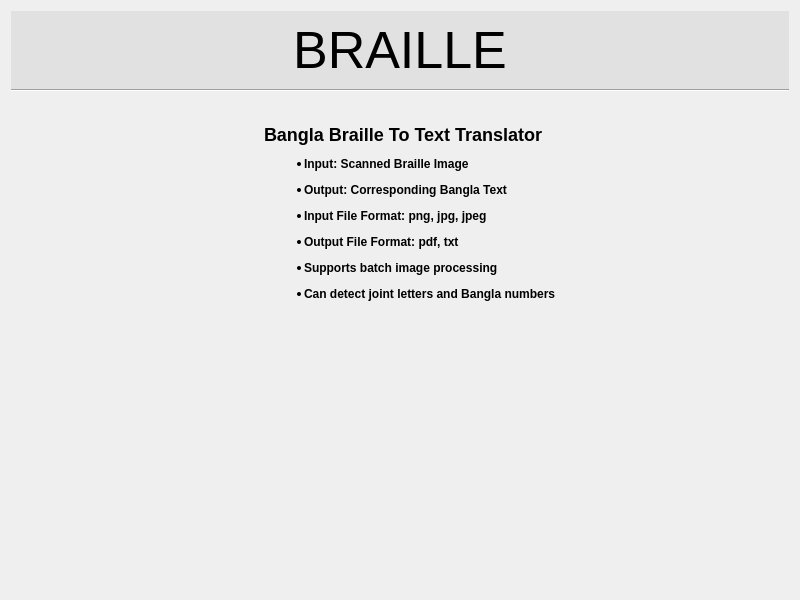
This is frontPage/frontpage.ui in arman18/Braille-to-text-translator as Qt 5 draws it before an edit. The edited form follows.
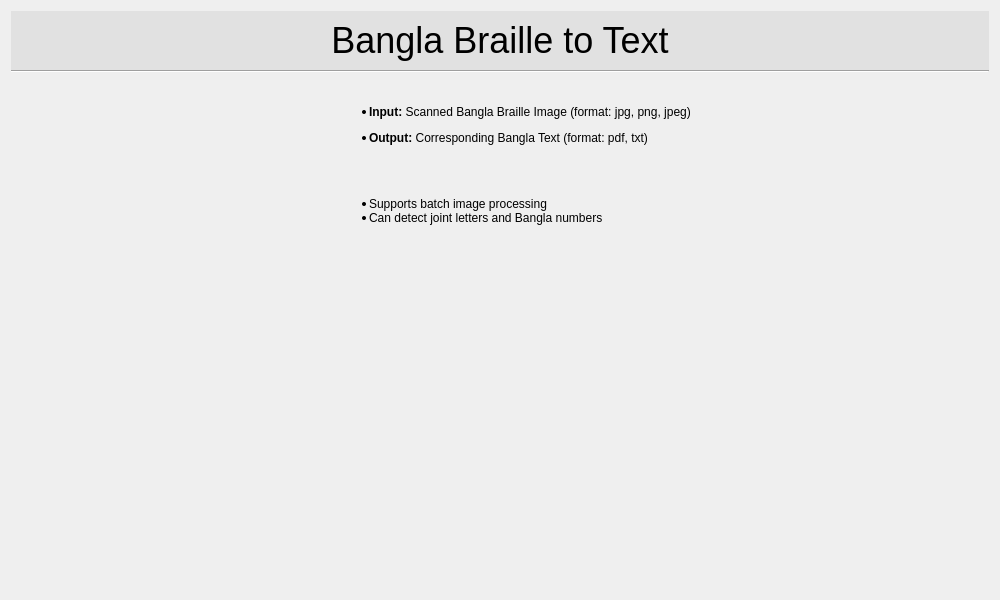
This is the edited form. Icons and pictures are not drawn. Custom widgets are drawn as their Qt base class.

```diff
--- a/frontPage/frontpage.ui
+++ b/frontPage/frontpage.ui
@@ -6,7 +6,7 @@
    <rect>
     <x>0</x>
     <y>0</y>
-    <width>800</width>
+    <width>1000</width>
     <height>600</height>
    </rect>
   </property>
@@ -49,11 +49,11 @@
          <widget class="QLabel" name="labelSoftware">
           <property name="font">
            <font>
-            <pointsize>39</pointsize>
+            <pointsize>27</pointsize>
            </font>
           </property>
           <property name="text">
-           <string>BRAILLE</string>
+           <string>Bangla Braille to Text</string>
           </property>
           <property name="alignment">
            <set>Qt::AlignCenter</set>
@@ -154,28 +154,19 @@
      </item>
      <item>
       <widget class="QLabel" name="labelDescription_2">
+       <property name="font">
+        <font>
+         <pointsize>9</pointsize>
+        </font>
+       </property>
        <property name="styleSheet">
         <string notr="true">text-align: right;</string>
        </property>
        <property name="text">
-        <string>&lt;h2&gt; Bangla Braille To Text Translator&lt;/h2&gt;
-&lt;ul&gt;
-&lt;li&gt;&lt;h4&gt; Input: Scanned Braille Image &lt;/h4&gt;
-&lt;/li&gt;
-&lt;li&gt;&lt;h4&gt; Output: Corresponding Bangla Text&lt;/h4&gt;
-&lt;/li&gt;
-&lt;li&gt;&lt;h4&gt; Input File Format: png, jpg, jpeg&lt;/h4&gt;
-&lt;/li&gt;
-&lt;li&gt;&lt;h4&gt; Output File Format: pdf, txt&lt;/h4&gt;
-&lt;/li&gt;
-&lt;li&gt;&lt;h4&gt;Supports batch image processing&lt;/h4&gt;
-&lt;/li&gt;
-&lt;li&gt;&lt;h4&gt; Can detect joint letters and Bangla numbers&lt;/h4&gt;
-&lt;/li&gt;
-&lt;/ul&gt;</string>
+        <string>&lt;html&gt;&lt;head/&gt;&lt;body&gt;&lt;ul style=&quot;margin-top: 0px; margin-bottom: 0px; margin-left: 0px; margin-right: 0px; -qt-list-indent: 1;&quot;&gt;&lt;li style=&quot; margin-top:12px; margin-bottom:12px; margin-left:0px; margin-right:0px; -qt-block-indent:0; text-indent:0px;&quot;&gt;&lt;span style=&quot; font-weight:600;&quot;&gt;Input:&lt;/span&gt; Scanned Bangla Braille Image (format: jpg, png, jpeg)&lt;/li&gt;&lt;li style=&quot; margin-top:12px; margin-bottom:12px; margin-left:0px; margin-right:0px; -qt-block-indent:0; text-indent:0px;&quot;&gt;&lt;span style=&quot; font-weight:600;&quot;&gt;Output:&lt;/span&gt; Corresponding Bangla Text (format: pdf, txt)&lt;/li&gt;&lt;p&gt;&lt;br/&gt;&lt;/p&gt;&lt;li style=&quot; margin-top:0px; margin-bottom:0px; margin-left:0px; margin-right:0px; -qt-block-indent:0; text-indent:0px;&quot;&gt;Supports batch image processing&lt;/li&gt;&lt;li style=&quot; margin-top:0px; margin-bottom:12px; margin-left:0px; margin-right:0px; -qt-block-indent:0; text-indent:0px;&quot;&gt;Can detect joint letters and Bangla numbers &lt;/li&gt;&lt;/ul&gt;&lt;/body&gt;&lt;/html&gt;</string>
        </property>
        <property name="textFormat">
-        <enum>Qt::MarkdownText</enum>
+        <enum>Qt::AutoText</enum>
        </property>
        <property name="margin">
         <number>0</number>
```
